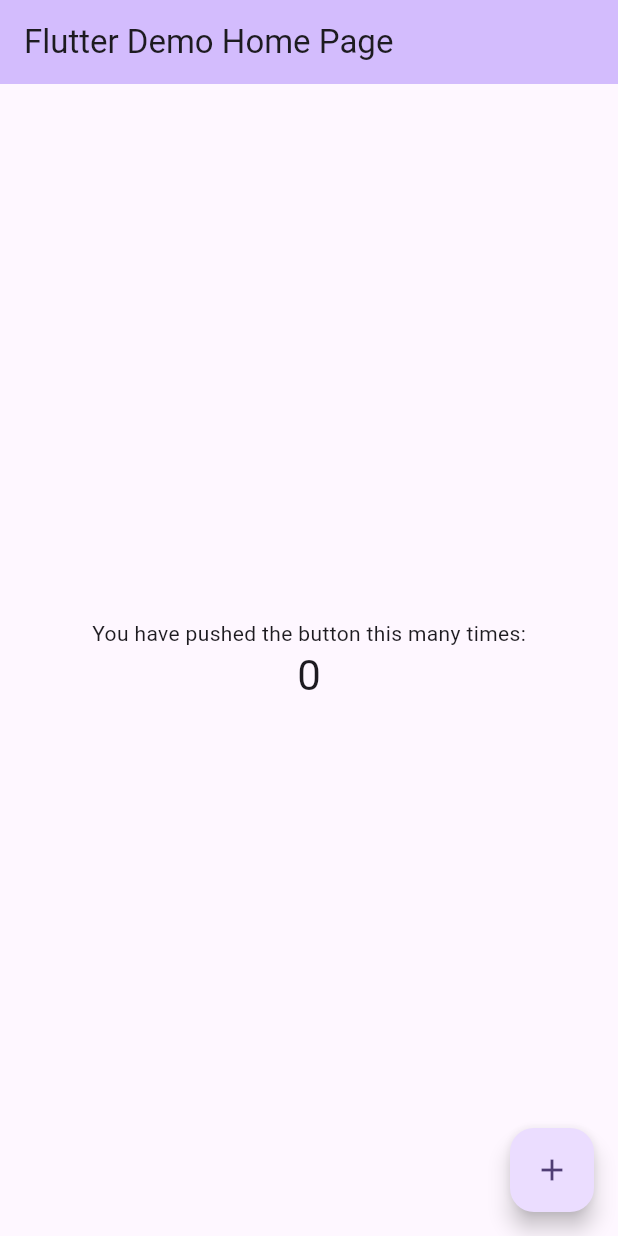
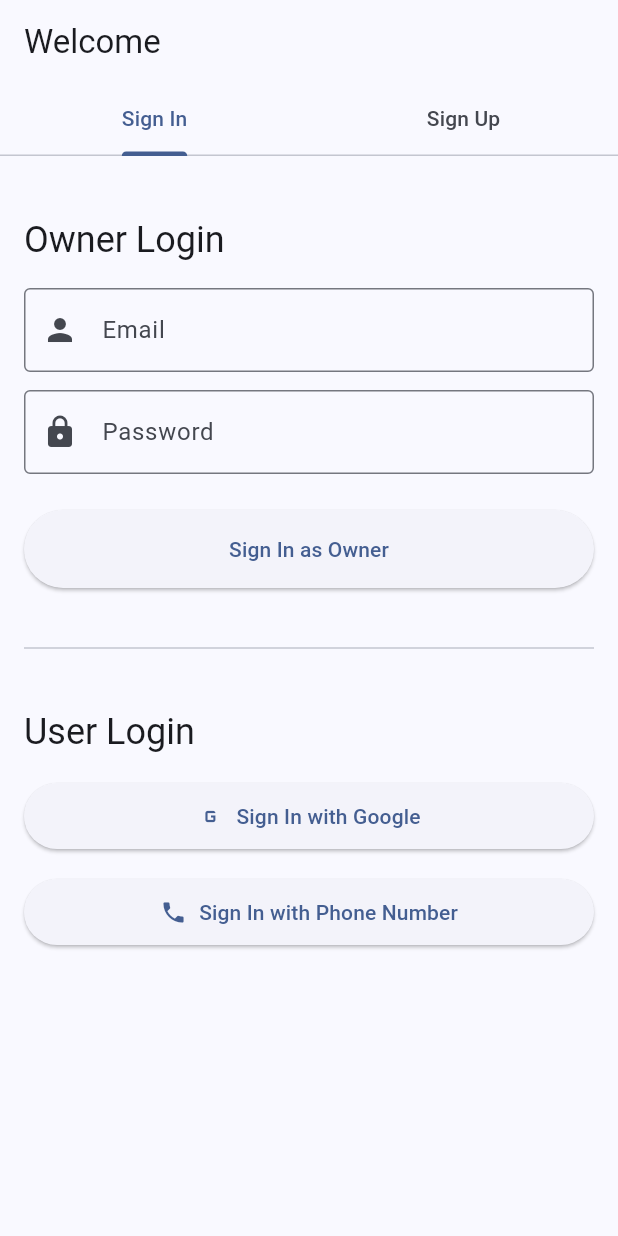
Before and after one commit to could-ai/019a52fb-3ff1-70f4-be36-c535a8f57d02, a Flutter app: the screen it shows after launch, on a phone screen of 412 x 824 dp. Run offline on Flutter 3.47's test engine with Material 3 defaults, Android fonts, the phone set to English and light mode, and no system bars.

Commit message:
I have updated the main application file to launch our new authentication screen. The previous demo counter application has been removed, and the app's title and theme have been updated to better suit the project's requirements. This change sets the foundation for our user login and registration flow.; I have created a new authentication screen that directly addresses your detailed requirements for user login and signup. This screen features separate tabs for signing in and signing up. The 'Sign In' tab provides distinct sections for 'Owner Login' via email and password, and 'User Login' with options for Google and phone number authentication. The 'Sign Up' tab allows new users to register using Google or their phone number. This foundational UI sets the stage for implementing the full authentication and access control logic you've outlined.

```diff
--- /dev/null
+++ b/usr/lib/auth_screen.dart
@@ -0,0 +1,153 @@
+import 'package:flutter/material.dart';
+
+class AuthScreen extends StatefulWidget {
+  const AuthScreen({super.key});
+
+  @override
+  State<AuthScreen> createState() => _AuthScreenState();
+}
+
+class _AuthScreenState extends State<AuthScreen> with SingleTickerProviderStateMixin {
+  late TabController _tabController;
+
+  @override
+  void initState() {
+    super.initState();
+    _tabController = TabController(length: 2, vsync: this);
+  }
+
+  @override
+  void dispose() {
+    _tabController.dispose();
+    super.dispose();
+  }
+
+  @override
+  Widget build(BuildContext context) {
+    return Scaffold(
+      appBar: AppBar(
+        title: const Text('Welcome'),
+        bottom: TabBar(
+          controller: _tabController,
+          tabs: const [
+            Tab(text: 'Sign In'),
+            Tab(text: 'Sign Up'),
+          ],
+        ),
+      ),
+      body: TabBarView(
+        controller: _tabController,
+        children: [
+          _buildSignInTab(context),
+          _buildSignUpTab(context),
+        ],
+      ),
+    );
+  }
+
+  Widget _buildSignInTab(BuildContext context) {
+    return SingleChildScrollView(
+      child: Padding(
+        padding: const EdgeInsets.all(16.0),
+        child: Column(
+          crossAxisAlignment: CrossAxisAlignment.stretch,
+          children: [
+            const SizedBox(height: 24),
+            // Owner Login
+            Text('Owner Login', style: Theme.of(context).textTheme.headlineSmall),
+            const SizedBox(height: 16),
+            const TextField(
+              decoration: InputDecoration(
+                labelText: 'Email',
+                border: OutlineInputBorder(),
+                prefixIcon: Icon(Icons.person),
+              ),
+              keyboardType: TextInputType.emailAddress,
+            ),
+            const SizedBox(height: 12),
+            const TextField(
+              decoration: InputDecoration(
+                labelText: 'Password',
+                border: OutlineInputBorder(),
+                prefixIcon: Icon(Icons.lock),
+              ),
+              obscureText: true,
+            ),
+            const SizedBox(height: 24),
+            ElevatedButton(
+              onPressed: () {
+                // TODO: Handle Owner Login with OTP verification
+              },
+              style: ElevatedButton.styleFrom(
+                padding: const EdgeInsets.symmetric(vertical: 16),
+              ),
+              child: const Text('Sign In as Owner'),
+            ),
+            const SizedBox(height: 32),
+            const Divider(),
+            const SizedBox(height: 32),
+            // User Login
+            Text('User Login', style: Theme.of(context).textTheme.headlineSmall),
+            const SizedBox(height: 16),
+            ElevatedButton.icon(
+              icon: const Icon(Icons.g_mobiledata), // Placeholder for Google Icon
+              label: const Text('Sign In with Google'),
+              onPressed: () {
+                // TODO: Handle Google Sign In
+              },
+              style: ElevatedButton.styleFrom(
+                padding: const EdgeInsets.symmetric(vertical: 12),
+              ),
+            ),
+            const SizedBox(height: 16),
+            ElevatedButton.icon(
+              icon: const Icon(Icons.phone),
+              label: const Text('Sign In with Phone Number'),
+              onPressed: () {
+                // TODO: Handle Phone Sign In
+              },
+              style: ElevatedButton.styleFrom(
+                padding: const EdgeInsets.symmetric(vertical: 12),
+              ),
+            ),
+          ],
+        ),
+      ),
+    );
+  }
+
+  Widget _buildSignUpTab(BuildContext context) {
+    return Padding(
+      padding: const EdgeInsets.all(16.0),
+      child: Column(
+        mainAxisAlignment: MainAxisAlignment.center,
+        crossAxisAlignment: CrossAxisAlignment.stretch,
+        children: [
+          Text('Create a User Account', style: Theme.of(context).textTheme.headlineSmall),
+          const SizedBox(height: 24),
+           ElevatedButton.icon(
+            icon: const Icon(Icons.g_mobiledata), // Placeholder for Google Icon
+            label: const Text('Sign Up with Google'),
+            onPressed: () {
+              // TODO: Handle Google Sign Up
+            },
+            style: ElevatedButton.styleFrom(
+              padding: const EdgeInsets.symmetric(vertical: 12),
+            ),
+          ),
+          const SizedBox(height: 16),
+          ElevatedButton.icon(
+            icon: const Icon(Icons.phone),
+            label: const Text('Sign Up with Phone Number'),
+            onPressed: () {
+              // TODO: Handle Phone Sign Up
+            },
+            style: ElevatedButton.styleFrom(
+              padding: const EdgeInsets.symmetric(vertical: 12),
+            ),
+          ),
+        ],
+      ),
+    );
+  }
+}
--- a/usr/lib/main.dart
+++ b/usr/lib/main.dart
@@ -1,4 +1,5 @@
 import 'package:flutter/material.dart';
+import 'package:couldai_user_app/auth_screen.dart';
 
 void main() {
   runApp(const MyApp());
@@ -7,114 +8,16 @@ void main() {
 class MyApp extends StatelessWidget {
   const MyApp({super.key});
 
-  // This widget is the root of your application.
   @override
   Widget build(BuildContext context) {
     return MaterialApp(
-      title: 'Flutter Demo',
+      title: 'AI Assistant',
       debugShowCheckedModeBanner: false,
       theme: ThemeData(
-        // This is the theme of your application.
-        //
-        // TRY THIS: Try running your application with "flutter run". You'll see
-        // the application has a purple toolbar. Then, without quitting the app,
-        // try changing the seedColor in the colorScheme below to Colors.green
-        // and then invoke "hot reload" (save your changes or press the "hot
-        // reload" button in a Flutter-supported IDE, or press "r" if you used
-        // the command line to start the app).
-        //
-        // Notice that the counter didn't reset back to zero; the application
-        // state is not lost during the reload. To reset the state, use hot
-        // restart instead.
-        //
-        // This works for code too, not just values: Most code changes can be
-        // tested with just a hot reload.
-        colorScheme: ColorScheme.fromSeed(seedColor: Colors.deepPurple),
+        colorScheme: ColorScheme.fromSeed(seedColor: Colors.blueAccent),
+        useMaterial3: true,
       ),
-      home: const MyHomePage(title: 'Flutter Demo Home Page'),
+      home: const AuthScreen(),
     );
   }
 }
-
-class MyHomePage extends StatefulWidget {
-  const MyHomePage({super.key, required this.title});
-
-  // This widget is the home page of your application. It is stateful, meaning
-  // that it has a State object (defined below) that contains fields that affect
-  // how it looks.
-
-  // This class is the configuration for the state. It holds the values (in this
-  // case the title) provided by the parent (in this case the App widget) and
-  // used by the build method of the State. Fields in a Widget subclass are
-  // always marked "final".
-
-  final String title;
-
-  @override
-  State<MyHomePage> createState() => _MyHomePageState();
-}
-
-class _MyHomePageState extends State<MyHomePage> {
-  int _counter = 0;
-
-  void _incrementCounter() {
-    setState(() {
-      // This call to setState tells the Flutter framework that something has
-      // changed in this State, which causes it to rerun the build method below
-      // so that the display can reflect the updated values. If we changed
-      // _counter without calling setState(), then the build method would not be
-      // called again, and so nothing would appear to happen.
-      _counter++;
-    });
-  }
-
-  @override
-  Widget build(BuildContext context) {
-    // This method is rerun every time setState is called, for instance as done
-    // by the _incrementCounter method above.
-    //
-    // The Flutter framework has been optimized to make rerunning build methods
-    // fast, so that you can just rebuild anything that needs updating rather
-    // than having to individually change instances of widgets.
-    return Scaffold(
-      appBar: AppBar(
-        // TRY THIS: Try changing the color here to a specific color (to
-        // Colors.amber, perhaps?) and trigger a hot reload to see the AppBar
-        // change color while the other colors stay the same.
-        backgroundColor: Theme.of(context).colorScheme.inversePrimary,
-        // Here we take the value from the MyHomePage object that was created by
-        // the App.build method, and use it to set our appbar title.
-        title: Text(widget.title),
-      ),
-      body: Center(
-        // Center is a layout widget. It takes a single child and positions it
-        // in the middle of the parent.
-        child: Column(
-          // Column is also a layout widget. It takes a list of children and
-          // arranges them vertically. By default, it sizes itself to fit its
-          // children horizontally, and tries to be as tall as its parent.
-          //
-          // Column has various properties to control how it sizes itself and
-          // how it positions its children. Here we use mainAxisAlignment to
-          // center the children vertically; the main axis here is the vertical
-          // axis because Columns are vertical (the cross axis would be
-          // horizontal).
-          //
-          // TRY THIS: Invoke "debug painting" (choose the "Toggle Debug Paint"
-          // action in the IDE, or press "p" in the console), to see the
-          // wireframe for each widget.
-          mainAxisAlignment: MainAxisAlignment.center,
-          children: <Widget>[
-            const Text('You have pushed the button this many times:'),
-            Text('$_counter', style: Theme.of(context).textTheme.headlineMedium),
-          ],
-        ),
-      ),
-      floatingActionButton: FloatingActionButton(
-        onPressed: _incrementCounter,
-        tooltip: 'Increment',
-        child: const Icon(Icons.add),
-      ), // This trailing comma makes auto-formatting nicer for build methods.
-    );
-  }
-}
```
